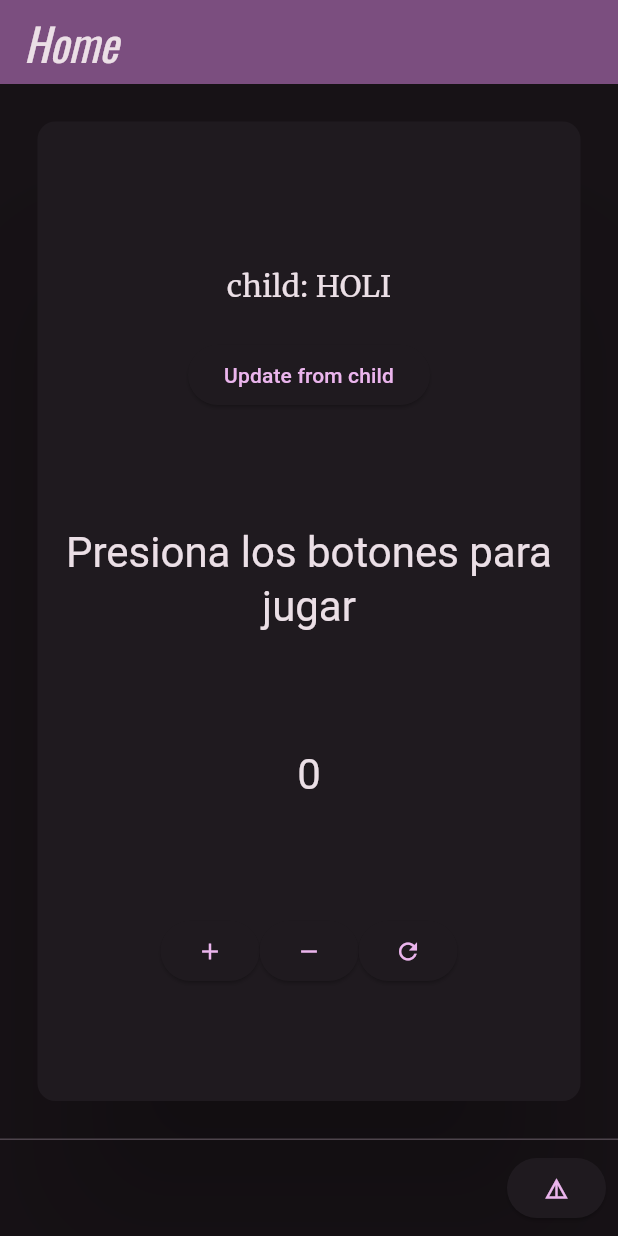
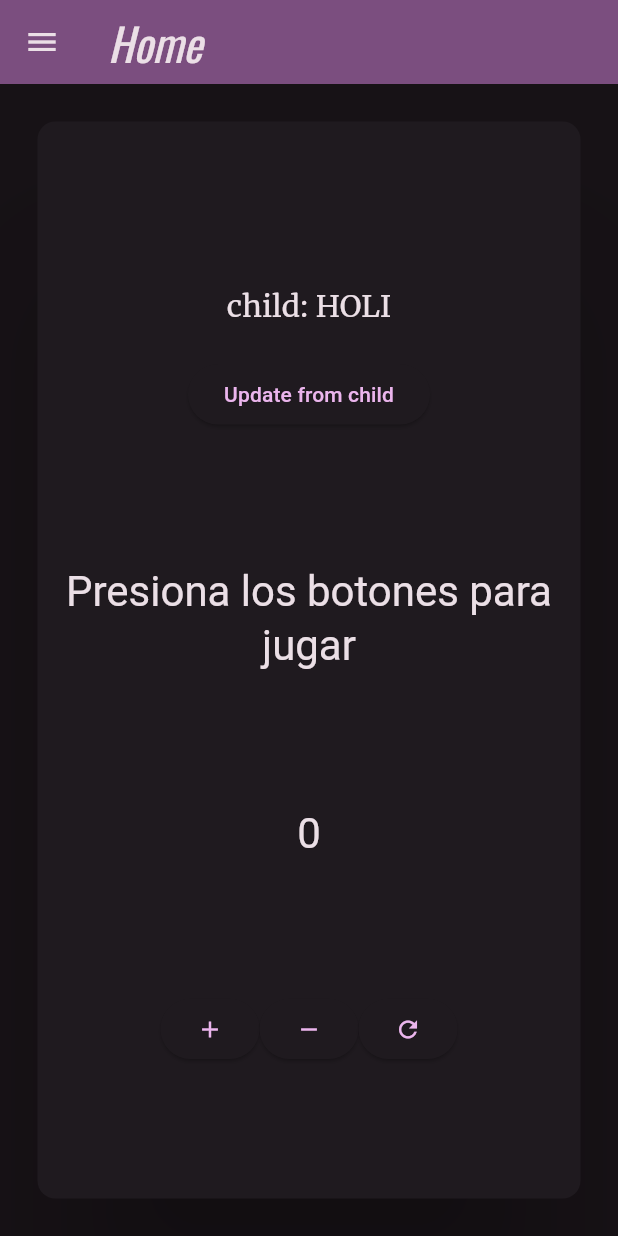
Before and after one commit to ColoroGit/3479A321_2022479001, a Flutter app: the screen it shows after launch, on a phone screen of 412 x 824 dp. Run offline on Flutter 3.47's test engine with Material 3 defaults, Android fonts, the phone set to English and light mode, and no system bars; our stand-ins replace flutter_svg, google_fonts, logger.

Commit message:
First task of Lab 5 added

```diff
--- a/lab_1/analysis_options.yaml
+++ b/lab_1/analysis_options.yaml
@@ -7,6 +7,9 @@
 
 # The following line activates a set of recommended lints for Flutter apps,
 # packages, and plugins designed to encourage good coding practices.
+analyzer:
+  errors:
+    file_names: ignore
 include: package:flutter_lints/flutter.yaml
 
 linter:
--- a/lab_1/lib/pages/my_home_page.dart
+++ b/lab_1/lib/pages/my_home_page.dart
@@ -1,4 +1,6 @@
 import 'package:flutter/material.dart';
+import 'package:lab_1/pages/About.dart';
+import 'package:lab_1/pages/Audit.dart';
 // import 'package:flutter_svg/flutter_svg.dart';
 import 'package:lab_1/pages/child.dart';
 import 'package:logger/logger.dart';
@@ -142,17 +144,46 @@ class _MyHomePageState extends State<MyHomePage> {
     logger.d("build method, mounted: $mounted");
 
     return Scaffold(
-      persistentFooterButtons: [
-        ElevatedButton(
-            onPressed: () {
-              Navigator.pushReplacement(context,
-                  MaterialPageRoute(builder: (context) => const Details()));
-            },
-            child: const Icon(Icons.details))
-      ],
+      // persistentFooterButtons: [
+      //   ElevatedButton(
+      //       onPressed: () {
+      //         Navigator.pushReplacement(context,
+      //             MaterialPageRoute(builder: (context) => const Details()));
+      //       },
+      //       child: const Icon(Icons.details))
+      // ],
       appBar: AppBar(
         backgroundColor: Theme.of(context).colorScheme.inversePrimary,
         title: Text(widget.title),
+      ),
+      drawer: Drawer(
+        child: ListView(
+          padding: EdgeInsets.zero,
+          children: [
+            const DrawerHeader(child: Text('Drawer')),
+            ListTile(
+              title: const Text('About'),
+              onTap: () {
+                Navigator.push(context,
+                    MaterialPageRoute(builder: (context) => const About()));
+              },
+            ),
+            ListTile(
+              title: const Text('Details'),
+              onTap: () {
+                Navigator.push(context,
+                    MaterialPageRoute(builder: (context) => const Details()));
+              },
+            ),
+            ListTile(
+              title: const Text('Audit'),
+              onTap: () {
+                Navigator.push(context,
+                    MaterialPageRoute(builder: (context) => const Audit()));
+              },
+            ),
+          ],
+        ),
       ),
       body: Center(
         child: Card(
```
Also changed, not shown: lab_1/lib/pages/About.dart (+13 -8 lines), lab_1/lib/pages/Audit.dart (added, +28 -0 lines), lab_1/lib/pages/Details.dart (+20 -15 lines).
